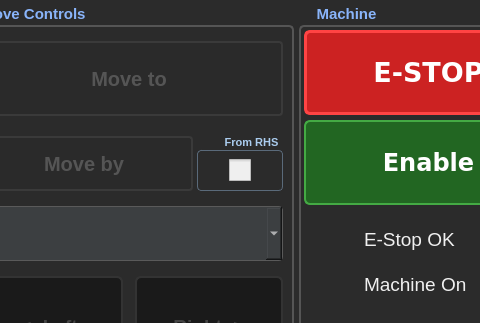
Above: linuxcnc/table_saw/table_saw.ui from andyalexander/electronic_table_saw before the change; both pictures show x 461 to 941 and y 0 to 323 of the 1024 by 600 pixel window. Below: the same form after it.
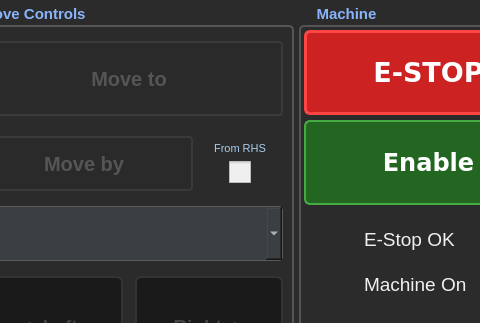
That is the form after the change. Custom widgets are drawn as their Qt base class.

Commit message:
ui: kerf groupbox - label inside, no border, both centred
Move 'From RHS' text from groupbox title to a QLabel inside the group,
centred above the checkbox. Remove the visible border so it reads as
a clean label+checkbox pair with no box around it.

Patch:
```diff
--- a/linuxcnc/table_saw/table_saw.ui
+++ b/linuxcnc/table_saw/table_saw.ui
@@ -50,8 +50,8 @@
 QCheckBox { color: #f0f0f0; }
 QCheckBox:disabled { color: #555555; }
 QCheckBox::indicator { width: 22px; height: 22px; }
-QGroupBox#grp_kerf_include { border: 1px solid #5a6a7a; border-radius: 4px; margin-top: 14px; color: #aaccee; font-size: 8pt; }
-QGroupBox#grp_kerf_include::title { subcontrol-origin: margin; subcontrol-position: top center; padding: 0 4px; }
+QGroupBox#grp_kerf_include { border: none; margin: 0; padding: 0; }
+QLabel#lbl_kerf_include { color: #aaccee; font-size: 8pt; }
 QLineEdit#txt_fence_calc { background-color: #1a1a1a; color: #00dd88; border: 2px solid #444444; border-radius: 3px; }
 QLabel { color: #f0f0f0; background-color: transparent; }
 QComboBox { background-color: #3c3f41; color: #f0f0f0; border: 1px solid #5a5a5a; border-radius: 4px; font-size: 16pt; }
@@ -552,16 +552,29 @@
             </rect>
            </property>
            <property name="title">
+            <string/>
+           </property>
+           <widget class="QLabel" name="lbl_kerf_include">
+            <property name="geometry">
+             <rect>
+              <x>0</x>
+              <y>3</y>
+              <width>86</width>
+              <height>18</height>
+             </rect>
+            </property>
+            <property name="text">
             <string>From RHS</string>
            </property>
            <property name="alignment">
-            <set>Qt::AlignHCenter</set>
-           </property>
+             <set>Qt::AlignCenter</set>
+            </property>
+           </widget>
            <widget class="QCheckBox" name="chk_kerf_include">
             <property name="geometry">
              <rect>
               <x>32</x>
-              <y>22</y>
+              <y>24</y>
               <width>22</width>
               <height>24</height>
              </rect>
```
Lines whose indentation alone changed are shown as unchanged.
